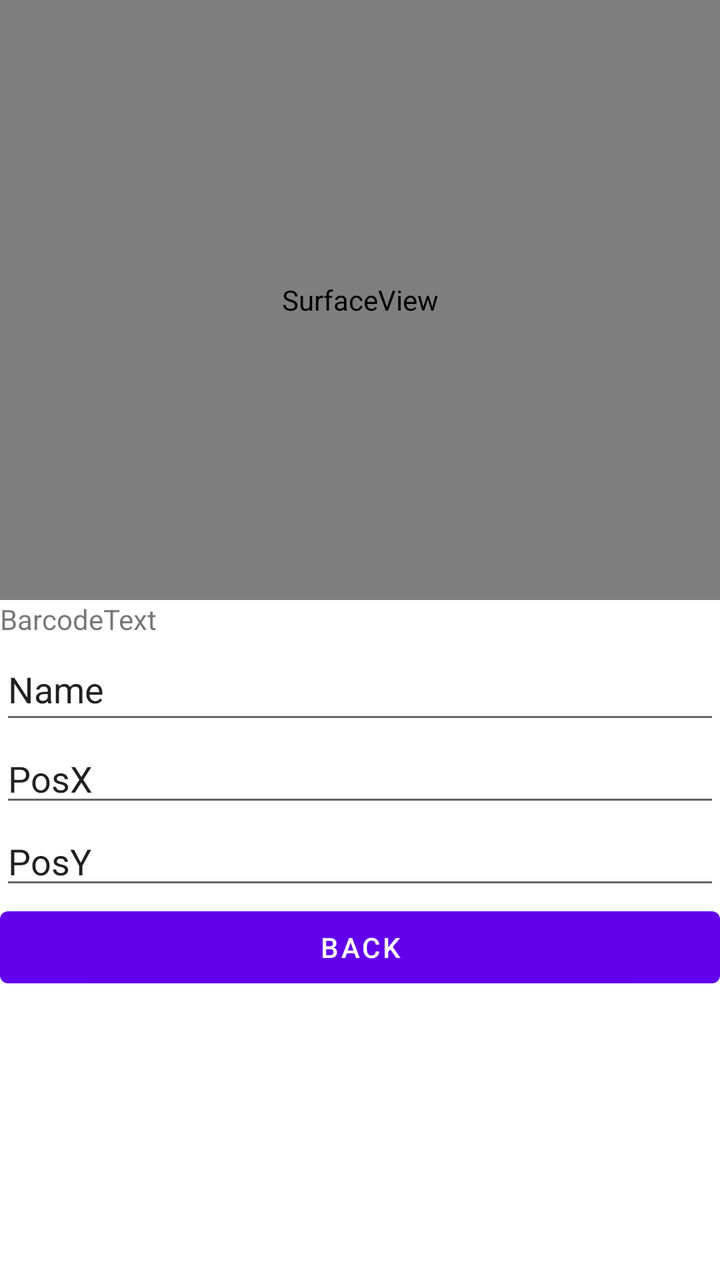
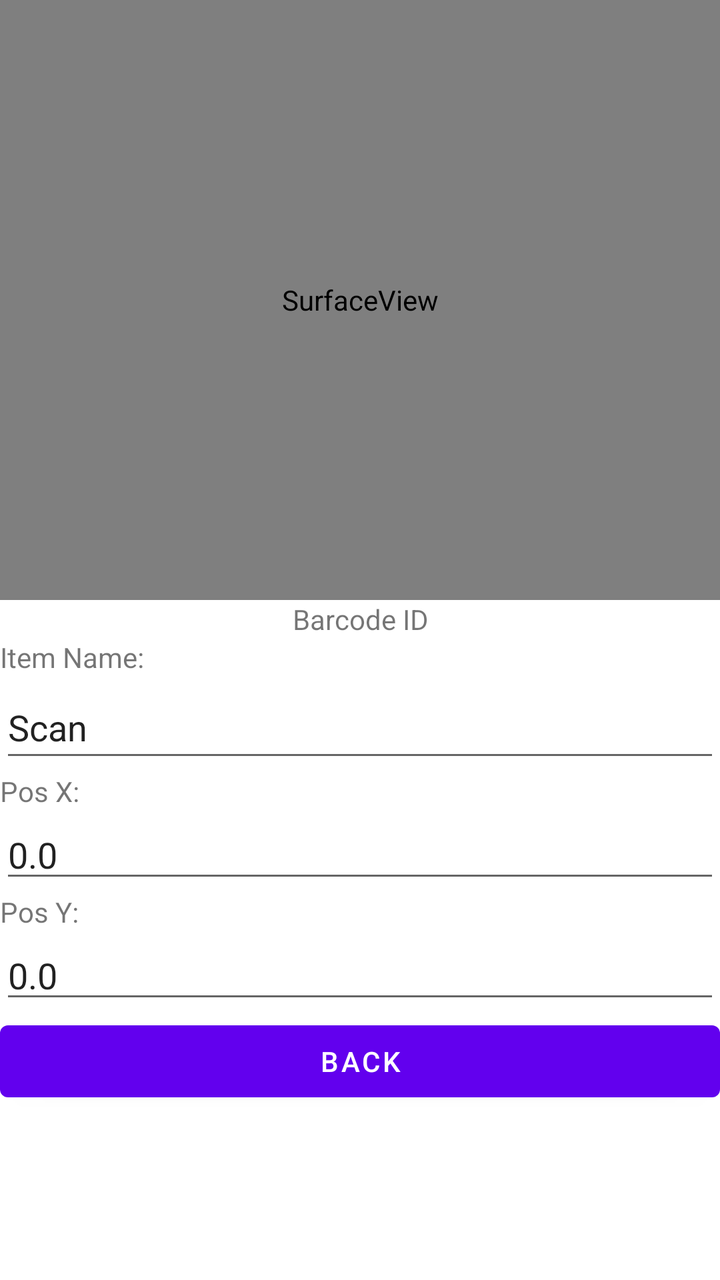

An Android layout rendered at two revisions. The XML below is the earlier revision; the diff shows what the commit changed to produce the second picture.
<!-- AndroidManifest.xml: application theme Theme.SmartShoppingList -->
<!-- res/layout/activity_scanner.xml -->
<?xml version="1.0" encoding="utf-8"?>
<LinearLayout xmlns:android="http://schemas.android.com/apk/res/android"
    xmlns:app="http://schemas.android.com/apk/res-auto"
    xmlns:tools="http://schemas.android.com/tools"
    android:layout_width="match_parent"
    android:layout_height="match_parent"
    android:orientation="vertical"
    tools:context="ui.ScannerActivity">

    <SurfaceView
        android:id="@+id/surfaceView"
        android:layout_width="match_parent"
        android:layout_height="300dp" />

    <TextView
        android:id="@+id/textCode"
        android:layout_width="match_parent"
        android:layout_height="wrap_content"
        android:text="BarcodeText" />

    <EditText
        android:id="@+id/editName"
        android:layout_width="match_parent"
        android:layout_height="wrap_content"
        android:ems="10"
        android:inputType="textPersonName"
        android:minHeight="48dp"
        android:text="Name" />

    <EditText
        android:id="@+id/editPosX"
        android:layout_width="match_parent"
        android:layout_height="wrap_content"
        android:ems="10"
        android:inputType="numberDecimal"
        android:text="PosX" />

    <EditText
        android:id="@+id/editPosY"
        android:layout_width="match_parent"
        android:layout_height="wrap_content"
        android:ems="10"
        android:inputType="numberDecimal"
        android:text="PosY" />

    <Button
        android:id="@+id/btnBack"
        android:layout_width="match_parent"
        android:layout_height="wrap_content"
        android:text="Back" />
</LinearLayout>
<!-- resources referenced by this layout -->
<resources>
  <style name="Theme.SmartShoppingList" parent="Theme.MaterialComponents.DayNight.DarkActionBar">
          
          <item name="colorPrimary">@color/purple_500</item>
          <item name="colorPrimaryVariant">@color/purple_700</item>
          <item name="colorOnPrimary">@color/white</item>
          
          <item name="colorSecondary">@color/teal_200</item>
          <item name="colorSecondaryVariant">@color/teal_700</item>
          <item name="colorOnSecondary">@color/black</item>
          
          <item name="android:statusBarColor" tools:targetApi="l">?attr/colorPrimaryVariant</item>
          
      </style>
  <color name="purple_500">#FF6200EE</color>
  <color name="purple_700">#FF3700B3</color>
  <color name="white">#FFFFFFFF</color>
  <color name="teal_200">#FF03DAC5</color>
  <color name="teal_700">#FF018786</color>
  <color name="black">#FF000000</color>
</resources>

<!-- the commit's change to res/layout/activity_scanner.xml (unified diff, before → after) -->
@@ -16,7 +16,15 @@
         android:id="@+id/textCode"
         android:layout_width="match_parent"
         android:layout_height="wrap_content"
-        android:text="BarcodeText" />
+        android:text="Barcode ID"
+        android:textAlignment="center" />
+
+    <TextView
+        android:id="@+id/lblName"
+        android:layout_width="match_parent"
+        android:layout_height="wrap_content"
+        android:text="Item Name:"
+        android:textAlignment="textStart" />
 
     <EditText
         android:id="@+id/editName"
@@ -25,7 +33,14 @@
         android:ems="10"
         android:inputType="textPersonName"
         android:minHeight="48dp"
-        android:text="Name" />
+        android:text="Scan" />
+
+    <TextView
+        android:id="@+id/lblPosX"
+        android:layout_width="match_parent"
+        android:layout_height="wrap_content"
+        android:text="Pos X:"
+        android:textAlignment="textStart" />
 
     <EditText
         android:id="@+id/editPosX"
@@ -33,7 +48,14 @@
         android:layout_height="wrap_content"
         android:ems="10"
         android:inputType="numberDecimal"
-        android:text="PosX" />
+        android:text="0.0" />
+
+    <TextView
+        android:id="@+id/lblPosY"
+        android:layout_width="match_parent"
+        android:layout_height="wrap_content"
+        android:text="Pos Y:"
+        android:textAlignment="textStart" />
 
     <EditText
         android:id="@+id/editPosY"
@@ -41,7 +63,7 @@
         android:layout_height="wrap_content"
         android:ems="10"
         android:inputType="numberDecimal"
-        android:text="PosY" />
+        android:text="0.0" />
 
     <Button
         android:id="@+id/btnBack"
